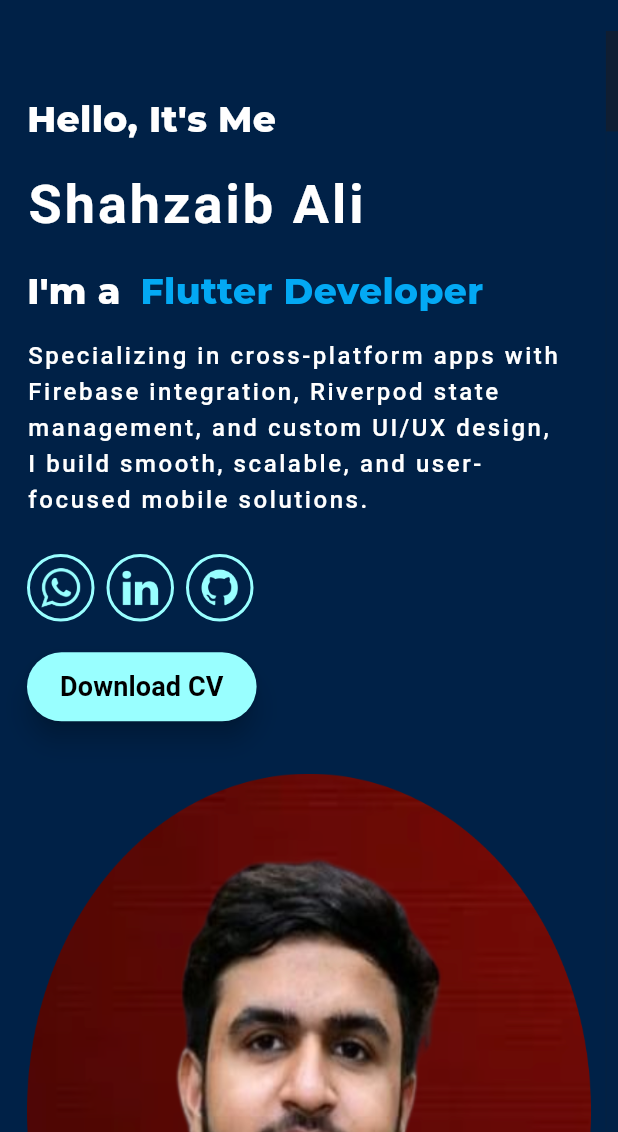
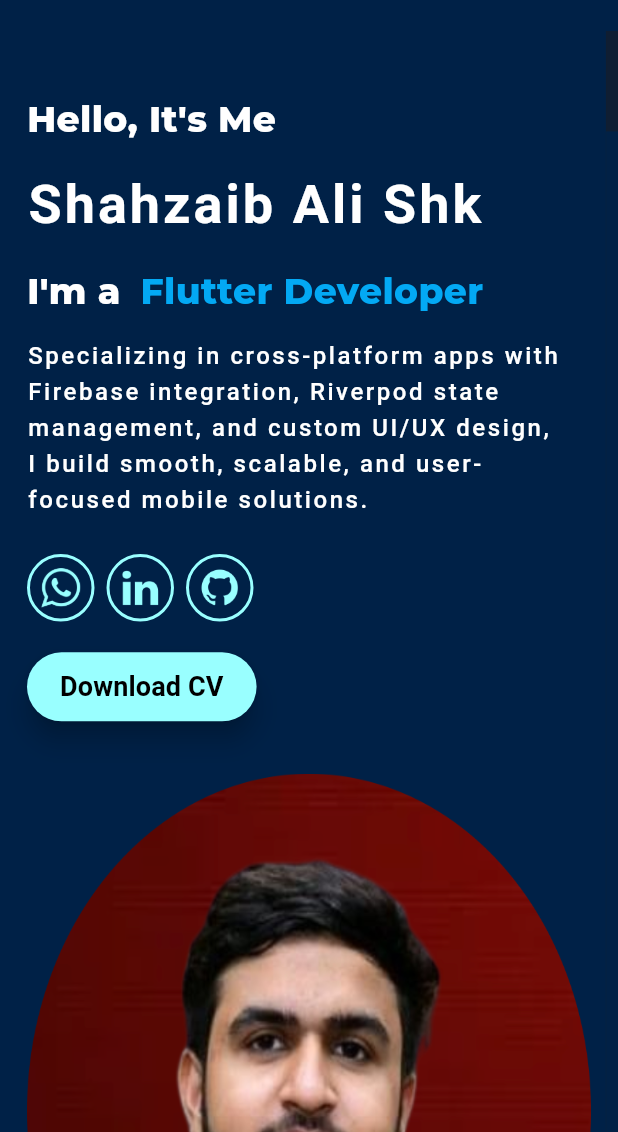
Before and after one commit to Shahzaibshk/my-personal-portfolio, a Flutter app: the screen it shows after launch, on a phone screen of 412 x 824 dp, the part 104-1236 px from its top. Run offline on Flutter 3.47's test engine with Material 3 defaults, Android fonts, the phone set to English and light mode, and no system bars; drawn by our look-alikes of animated_text_kit, scrollable_positioned_list; our stand-ins replace animate_do, google_fonts; missing offline and left inert: dart:html, dart:js.

Commit message:
UI updated

```diff
--- a/lib/views/home_page.dart
+++ b/lib/views/home_page.dart
@@ -97,7 +97,7 @@ class _HomePageState extends State<HomePage> {
         FadeInRight(
           duration: const Duration(milliseconds: 1400),
           child: Text(
-            'Shahzaib Ali',
+            'Shahzaib Ali Shk',
             style: AppTextStyles.headingStyles(),
           ),
         ),
```
Also changed, not shown: 1 other file.
